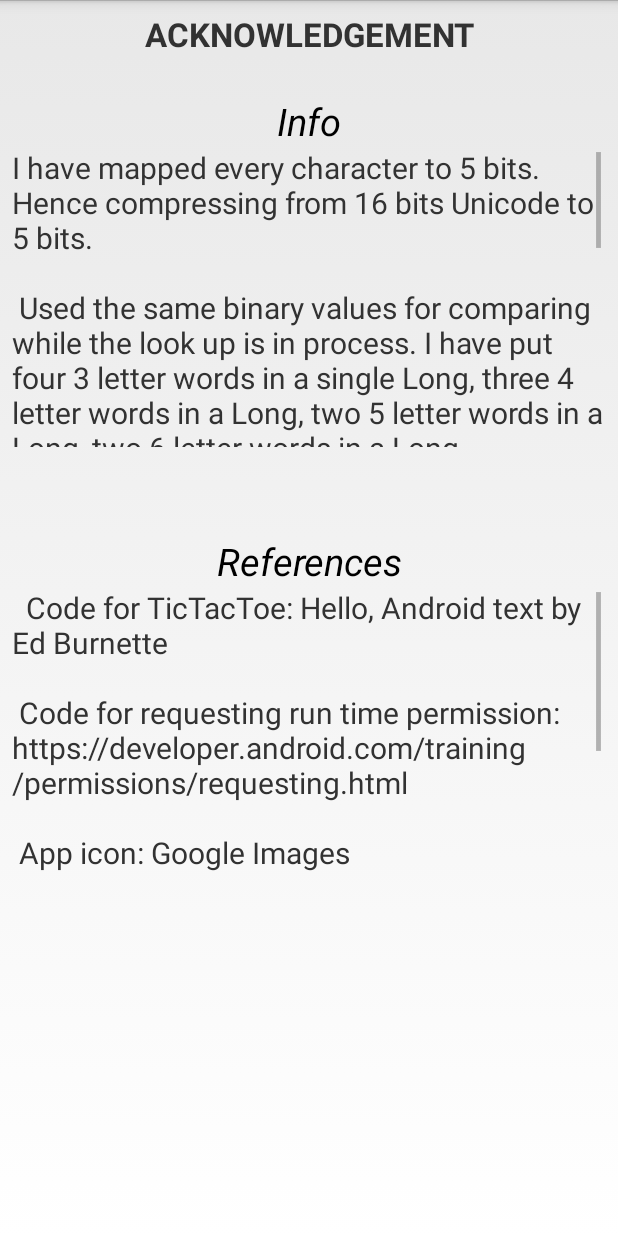
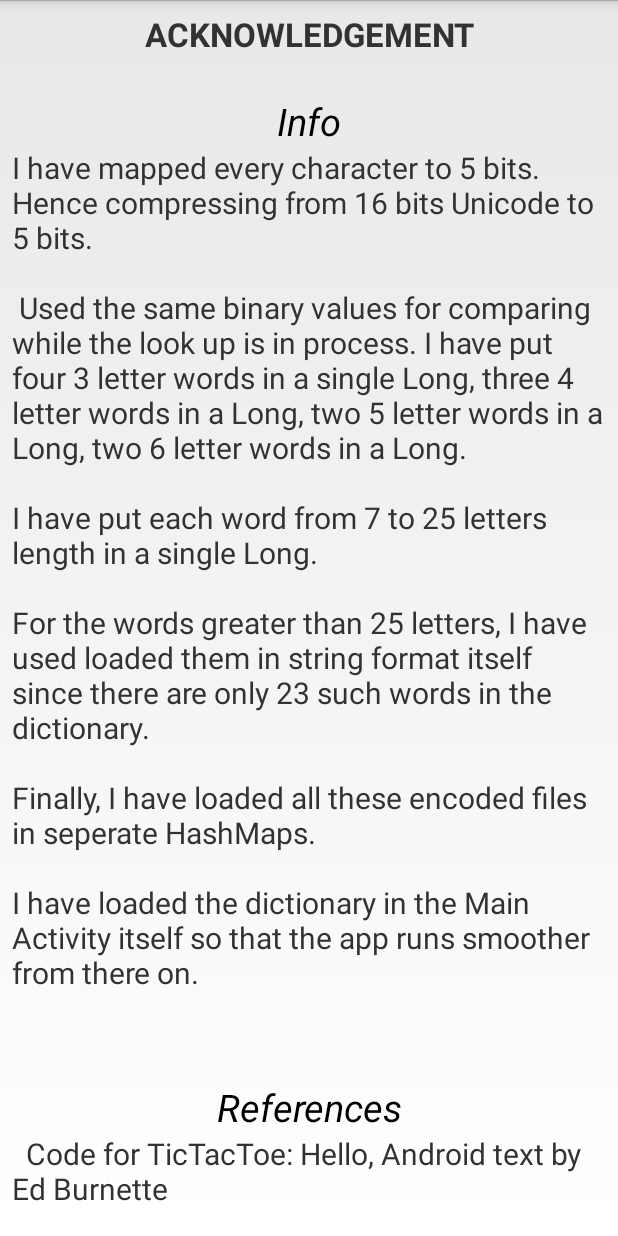
Before and after one commit to rajkukadia/Ping-scroggle-android, an Android app: the AcknowledgementAssignment3 screen opened directly, with no data from a screen before it, on a phone screen of 412 x 824 dp. Run offline under Robolectric (Android 15) with nearby library versions, the phone set to English and light mode, and no system bars.

Commit message:
Assignment 3 s- scroll bars are now proper

```diff
--- a/app/src/main/res/layout/activity_acknowledgement_ass3.xml
+++ b/app/src/main/res/layout/activity_acknowledgement_ass3.xml
@@ -34,21 +34,15 @@
         android:layout_gravity="center"
         android:textSize="25sp"
         android:textAppearance="@style/Base.TextAppearance.AppCompat.Subhead"/>
-    <ScrollView
-        android:layout_width="match_parent"
-        android:layout_height="200sp"
-        android:visibility="visible"
-        android:scrollIndicators="right"
-        android:scrollbarFadeDuration="45000"
-        >
+
     <TextView
         android:layout_width="wrap_content"
-        android:layout_height="200sp"
+        android:layout_height="wrap_content"
         android:textSize="20sp"
         android:text="@string/ack_details_label_one"
+        android:scrollbars="vertical"
         >
     </TextView>
-    </ScrollView>
 
 
     <TextView
@@ -59,21 +53,19 @@
         android:textStyle="italic"
         android:layout_gravity="center"
         android:textSize="25sp"
+
         android:textAppearance="@style/Base.TextAppearance.AppCompat.Subhead"/>
-    <ScrollView
-        android:layout_width="match_parent"
-        android:layout_height="200sp"
-        android:scrollbarFadeDuration="45000">
+
     <TextView
         android:layout_width="wrap_content"
-        android:layout_height="200sp"
-
+        android:layout_height="wrap_content"
+        android:scrollbars="vertical"
         android:textSize="20sp"
         android:text="@string/ack_details_label_two"
         >
 
     </TextView>
-    </ScrollView>
+
     </LinearLayout>
 </ScrollView>
 </LinearLayout>
```
